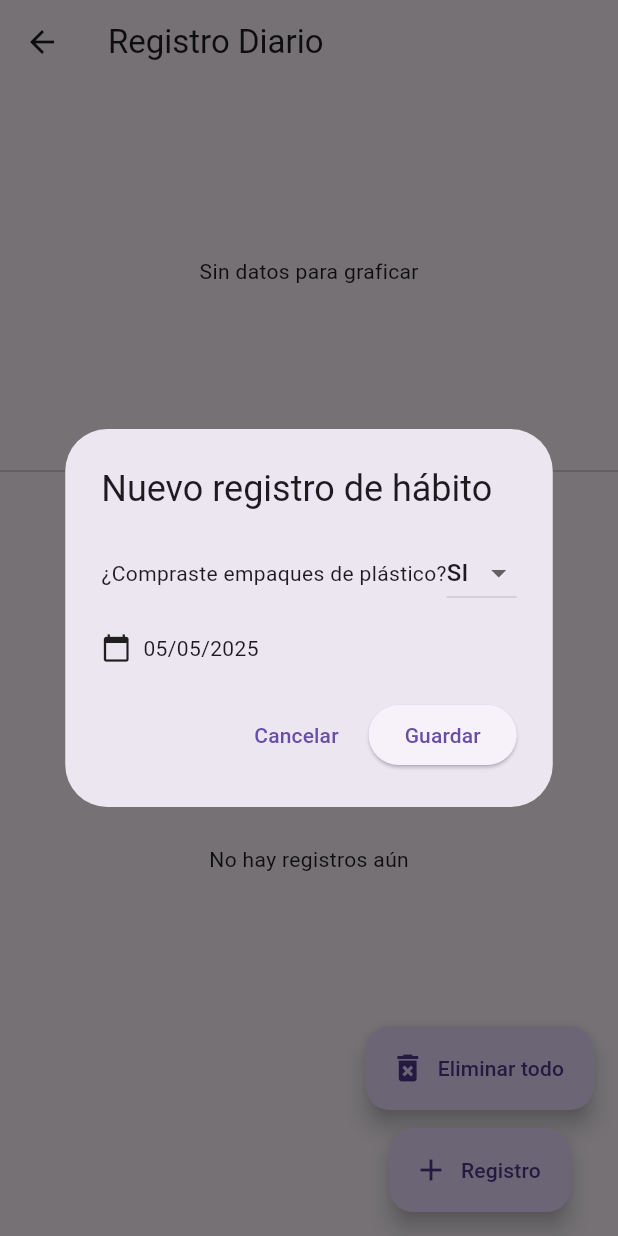
After one commit to Roberto-PM2/Infinitary_App, a Flutter app: the RegistroDiarioPage screen opened directly, after a tap on "Registro", on a phone screen of 412 x 824 dp. The commit adds this screen. Run offline on Flutter 3.47's test engine with Material 3 defaults, Android fonts, the phone set to English and light mode, and no system bars; our stand-ins replace fl_chart, flutter_local_notifications, flutter_map, flutter_timezone, geolocator, hive_ce and 3 more; missing offline and left inert: open_route_service; accounts and stored records are empty.

Commit message:
funcionalidad basica

```diff
--- a/eco_habit/lib/home_page.dart
+++ b/eco_habit/lib/home_page.dart
@@ -7,6 +7,7 @@ import 'notifications_service.dart';
 import 'politica.dart';
 import 'package:geolocator/geolocator.dart';
 import 'guias_page.dart';
+import 'huella_menu.dart';
 
 
 class HomePage extends StatefulWidget {
@@ -69,7 +70,7 @@ class _HomePageState extends State<HomePage> {
                     _buildButton(Icons.eco, 'Huella de carbono', () {
                       Navigator.push(
                         context,
-                        MaterialPageRoute(builder: (context) => HuellaCarbono()),
+                        MaterialPageRoute(builder: (context) => const HuellaMenu()),
                       );
                     }),
 
--- a/eco_habit/lib/main.dart
+++ b/eco_habit/lib/main.dart
@@ -13,6 +13,9 @@ void main() async {
   await Hive.openBox("ALERTAS");
   await Hive.openBox("Habitos");
   await Hive.openBox("Huella_anual");
+
+  //habitos diarios
+  await Hive.openBox("habitos_diarios");
 
   //agregar servicio de notificaciones:
   //await NotificationService().initialize();
--- /dev/null
+++ b/eco_habit/lib/registro_diario.dart
@@ -0,0 +1,292 @@
+import 'package:flutter/material.dart';
+import 'package:hive_ce/hive.dart';
+import 'package:hive_ce_flutter/hive_flutter.dart';
+import 'package:intl/intl.dart';
+import 'package:fl_chart/fl_chart.dart';
+
+
+class RegistroDiarioPage extends StatefulWidget {
+  const RegistroDiarioPage({super.key});
+
+  @override
+  State<RegistroDiarioPage> createState() => _RegistroDiarioPageState();
+}
+
+class _RegistroDiarioPageState extends State<RegistroDiarioPage> {
+  final _plasticoOptions = ['si', 'no'];
+  String _plasticoValue = 'si';
+  DateTime _selectedDate = DateTime.now();
+
+  @override
+  Widget build(BuildContext context) {
+    return Scaffold(
+      appBar: AppBar(
+        title: const Text('Registro Diario'),
+      ),
+      body: Column(
+        children: [
+          // Aquí irá tu gráfica fl_chart
+          SizedBox(
+            height: 250,
+            child: ValueListenableBuilder(
+              valueListenable: Hive.box('habitos_diarios').listenable(),
+              builder: (context, Box box, _) {
+                final registros = box.values.toList().cast<Map>();
+
+                if (registros.isEmpty) {
+                  return const Center(child: Text('Sin datos para graficar'));
+                }
+
+                // Ordenar por fecha (usando DateTime real)
+                final sorted = registros.map((r) {
+                  final date = DateFormat('dd/MM/yyyy').parse(r['fecha']);
+                  return {'fecha': date, 'consumo_diario': r['consumo_diario']};
+                }).toList()
+                  ..sort((a, b) => a['fecha'].compareTo(b['fecha']));
+
+                final spots = sorted.asMap().entries.map((entry) {
+                  return FlSpot(
+                    entry.key.toDouble(), // X como índice
+                    (entry.value['consumo_diario'] as num).toDouble(),
+                  );
+                }).toList();
+
+                return Padding(
+                  padding: const EdgeInsets.all(12.0),
+                  child: LineChart(
+                    LineChartData(
+                      titlesData: FlTitlesData(
+                        leftTitles: AxisTitles(
+                          sideTitles: SideTitles(showTitles: true),
+                        ),
+                        bottomTitles: AxisTitles(
+                          sideTitles: SideTitles(
+                            showTitles: true,
+                            interval: 1,
+                            getTitlesWidget: (value, meta) {
+                              final index = value.toInt();
+                              if (index < 0 || index >= sorted.length) return const SizedBox();
+                              final date = sorted[index]['fecha'] as DateTime;
+                              return Text(DateFormat('dd/MM').format(date), style: const TextStyle(fontSize: 10));
+                            },
+                          ),
+                        ),
+                      ),
+                      gridData: FlGridData(show: true),
+                      borderData: FlBorderData(show: true),
+                      lineBarsData: [
+                        LineChartBarData(
+                          spots: spots,
+                          isCurved: true,
+                          color: Colors.blue,
+                          barWidth: 3,
+                          dotData: FlDotData(show: true),
+                        ),
+                      ],
+                    ),
+                  ),
+                );
+              },
+            ),
+          ),
+
+          const Divider(),
+          // Lista de registros
+          Expanded(
+            child: ValueListenableBuilder(
+              valueListenable: Hive.box('habitos_diarios').listenable(),
+              builder: (context, Box box, _) {
+                final registros = box.values.toList().cast<Map>();
+                if (registros.isEmpty) {
+                  return const Center(child: Text('No hay registros aún'));
+                }
+                return ListView.builder(
+                  itemCount: registros.length,
+                  itemBuilder: (context, index) {
+                    final r = registros[index];
+                    return ListTile(
+                      leading: Icon(
+                        r['plasticos'] == 'si'
+                            ? Icons.check_circle
+                            : Icons.cancel,
+                        color: r['plasticos'] == 'si' ? Colors.green : Colors.grey,
+                      ),
+                      title: Text('Fecha: ${r['fecha']}'),
+                      subtitle: Text('Consumo: ${r['consumo_diario']} kg CO₂'),
+                      trailing: IconButton(
+                        icon: const Icon(Icons.delete),
+                        onPressed: () {
+                          box.deleteAt(index);
+                        },
+                      ),
+                    );
+                  },
+                );
+              },
+            ),
+          ),
+        ],
+      ),
+      floatingActionButton: Column(
+        mainAxisSize: MainAxisSize.min,
+        children: [
+          // Botón Eliminar Todo
+          FloatingActionButton.extended(
+            heroTag: 'deleteAll',
+            onPressed: _confirmarEliminarTodo,
+            icon: const Icon(Icons.delete_forever),
+            label: const Text('Eliminar todo'),
+          ),
+          const SizedBox(height: 12),
+          // Botón Registro
+          FloatingActionButton.extended(
+            heroTag: 'addRecord',
+            onPressed: _showRegistroPopup,
+            icon: const Icon(Icons.add),
+            label: const Text('Registro'),
+          ),
+        ],
+      ),
+    );
+  }
+
+  Future<void> _pickDate() async {
+    final picked = await showDatePicker(
+      context: context,
+      initialDate: _selectedDate,
+      firstDate: DateTime(2020),
+      lastDate: DateTime.now().add(const Duration(days: 365)),
+    );
+    if (picked != null) {
+      setState(() {
+        _selectedDate = picked;
+      });
+    }
+  }
+
+  double _calcularConsumo(String plastico) {
+    // Si compró plástico, huella = 0.003, sino 0
+    return plastico == 'si' ? 0.003 : 0.0;
+  }
+
+  void _showRegistroPopup() {
+    showDialog(
+      context: context,
+      builder: (context) {
+        return StatefulBuilder(
+          builder: (context, setStatePopup) {
+            return AlertDialog(
+              title: const Text('Nuevo registro de hábito'),
+              content: SingleChildScrollView(
+                child: Column(
+                  mainAxisSize: MainAxisSize.min,
+                  children: [
+                    // Pregunta sí/no
+                    Row(
+                      crossAxisAlignment: CrossAxisAlignment.center,
+                      children: [
+                        const Expanded(
+                          child: Text('¿Compraste empaques de plástico?'),
+                        ),
+                        DropdownButton<String>(
+                          value: _plasticoValue,
+                          items: _plasticoOptions.map((e) {
+                            return DropdownMenuItem(
+                              value: e,
+                              child: Text(e.toUpperCase()),
+                            );
+                          }).toList(),
+                          onChanged: (v) {
+                            if (v != null) {
+                              setStatePopup(() => _plasticoValue = v);
+                            }
+                          },
+                        ),
+                      ],
+                    ),
+                    const SizedBox(height: 16),
+                    // Selector de fecha
+                    InkWell(
+                      onTap: () async {
+                        final dt = await showDatePicker(
+                          context: context,
+                          initialDate: _selectedDate,
+                          firstDate: DateTime(2020),
+                          lastDate: DateTime.now().add(const Duration(days: 365)),
+                        );
+                        if (dt != null) setStatePopup(() => _selectedDate = dt);
+                      },
+                      child: Row(
+                        children: [
+                          const Icon(Icons.calendar_today, size: 20),
+                          const SizedBox(width: 8),
+                          Text(DateFormat('dd/MM/yyyy').format(_selectedDate)),
+                        ],
+                      ),
+                    ),
+                  ],
+                ),
+              ),
+              actions: [
+                TextButton(
+                  onPressed: () => Navigator.of(context).pop(),
+                  child: const Text('Cancelar'),
+                ),
+                ElevatedButton(
+                  onPressed: () {
+                    final box = Hive.box('habitos_diarios');
+                    final formatted = DateFormat('dd/MM/yyyy').format(_selectedDate);
+                    final exists = box.values.cast<Map>().any((r) => r['fecha'] == formatted);
+                    if (exists) {
+                      // Mostrar alerta de duplicado
+                      ScaffoldMessenger.of(context).showSnackBar(
+                        SnackBar(content: Text('Ya existe un registro para $formatted')),
+                      );
+                    } else {
+                      final consumo = _calcularConsumo(_plasticoValue);
+                      box.add({
+                        'plasticos': _plasticoValue,
+                        'fecha': formatted,
+                        'consumo_diario': consumo,
+                      });
+                      Navigator.of(context).pop();
+                      ScaffoldMessenger.of(context).showSnackBar(
+                        const SnackBar(content: Text('Registro guardado')),
+                      );
+                    }
+                  },
+                  child: const Text('Guardar'),
+                ),
+              ],
+            );
+          },
+        );
+      },
+    );
+  }
+
+  void _confirmarEliminarTodo() {
+    showDialog(
+      context: context,
+      builder: (context) {
+        return AlertDialog(
+          title: const Text('Confirmar eliminación'),
+          content: const Text('¿Deseas eliminar todos los registros?'),
+          actions: [
+            TextButton(
+              onPressed: () => Navigator.of(context).pop(),
+              child: const Text('Cancelar'),
+            ),
+            ElevatedButton(
+              onPressed: () {
+                Hive.box('habitos_diarios').clear();
+                Navigator.of(context).pop();
+              },
+              child: const Text('Eliminar todo'),
+            ),
+          ],
+        );
+      },
+    );
+  }
+}
--- a/eco_habit/pubspec.yaml
+++ b/eco_habit/pubspec.yaml
@@ -44,6 +44,7 @@ dependencies:
   geolocator: ^13.0.4
   http: ^1.3.0
   open_route_service: ^1.2.7
+  fl_chart: ^0.71.0
 
 dev_dependencies:
   flutter_test:
```
Also changed, not shown: eco_habit/lib/guias_page.dart (+15 -7 lines), eco_habit/lib/huella_menu.dart (added, +44 -0 lines), eco_habit/lib/infomacion_guia.dart (added, +118 -0 lines), eco_habit/lib/informacion_centro.dart (+18 -9 lines), eco_habit/lib/model_centros.dart (+31 -38 lines), eco_habit/lib/model_guias.dart (+20 -21 lines), eco_habit/pubspec.lock.
